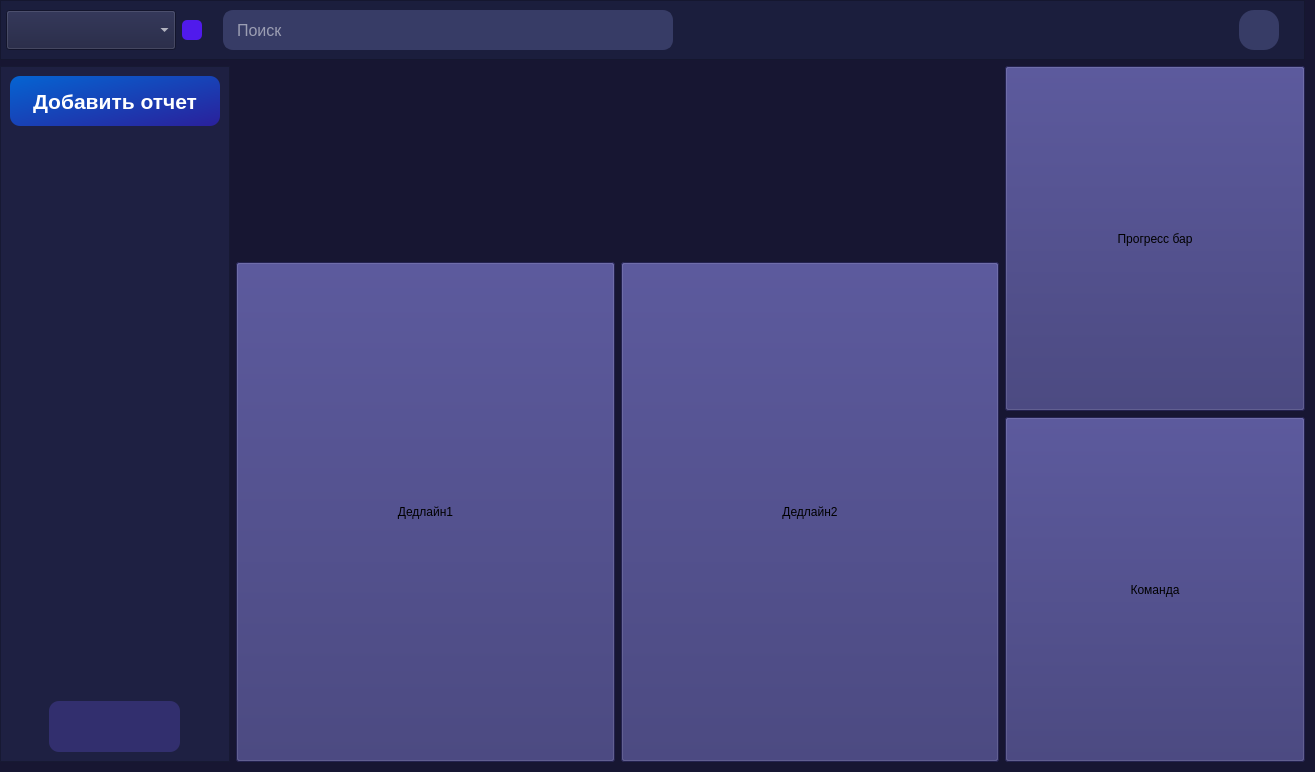
Before: the Qt Designer form interfaces/main_page.ui in ArtShibaev/Bugtracker, drawn with Qt 5.
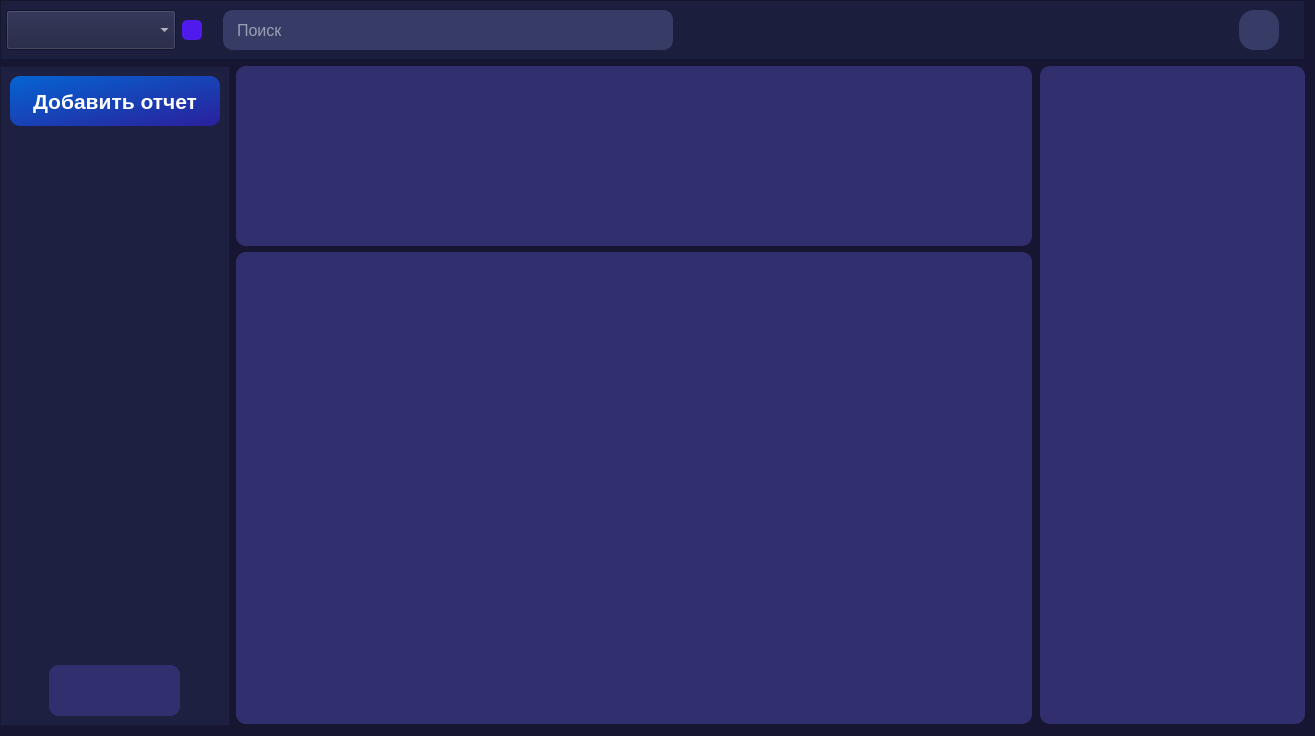
After: the same form once the commit is applied.

Commit message: Улучшена главная страница

The edit to the form file:
```diff
--- a/interfaces/main_page.ui
+++ b/interfaces/main_page.ui
@@ -7,9 +7,21 @@
     <x>0</x>
     <y>0</y>
     <width>1315</width>
-    <height>772</height>
+    <height>736</height>
    </rect>
   </property>
+  <property name="minimumSize">
+   <size>
+    <width>1315</width>
+    <height>736</height>
+   </size>
+  </property>
+  <property name="maximumSize">
+   <size>
+    <width>1315</width>
+    <height>736</height>
+   </size>
+  </property>
   <property name="windowTitle">
    <string>Багтрекер - главная старница</string>
   </property>
@@ -31,113 +43,6 @@
     <property name="bottomMargin">
      <number>10</number>
     </property>
-    <item row="1" column="1">
-     <layout class="QGridLayout" name="gridLayout">
-      <item row="0" column="0">
-       <layout class="QHBoxLayout" name="bug_cards">
-        <property name="spacing">
-         <number>-1</number>
-        </property>
-        <property name="leftMargin">
-         <number>0</number>
-        </property>
-        <property name="topMargin">
-         <number>0</number>
-        </property>
-        <property name="rightMargin">
-         <number>0</number>
-        </property>
-        <property name="bottomMargin">
-         <number>0</number>
-        </property>
-       </layout>
-      </item>
-      <item row="0" column="1" rowspan="2">
-       <layout class="QVBoxLayout" name="verticalLayout">
-        <item>
-         <widget class="QPushButton" name="pushButton_4">
-          <property name="minimumSize">
-           <size>
-            <width>300</width>
-            <height>333</height>
-           </size>
-          </property>
-          <property name="maximumSize">
-           <size>
-            <width>300</width>
-            <height>999999</height>
-           </size>
-          </property>
-          <property name="styleSheet">
-           <string notr="true">background: #322F6E;</string>
-          </property>
-          <property name="text">
-           <string>Прогресс бар</string>
-          </property>
-         </widget>
-        </item>
-        <item>
-         <widget class="QPushButton" name="pushButton_5">
-          <property name="minimumSize">
-           <size>
-            <width>300</width>
-            <height>333</height>
-           </size>
-          </property>
-          <property name="maximumSize">
-           <size>
-            <width>300</width>
-            <height>99999</height>
-           </size>
-          </property>
-          <property name="styleSheet">
-           <string notr="true">background: #322F6E;</string>
-          </property>
-          <property name="text">
-           <string>Команда</string>
-          </property>
-         </widget>
-        </item>
-       </layout>
-      </item>
-      <item row="1" column="0">
-       <layout class="QHBoxLayout" name="horizontalLayout_2">
-        <item>
-         <widget class="QPushButton" name="pushButton_6">
-          <property name="minimumSize">
-           <size>
-            <width>0</width>
-            <height>500</height>
-           </size>
-          </property>
-          <property name="styleSheet">
-           <string notr="true">background: #322F6E;</string>
-          </property>
-          <property name="text">
-           <string>Дедлайн1</string>
-          </property>
-         </widget>
-        </item>
-        <item>
-         <widget class="QPushButton" name="pushButton_7">
-          <property name="minimumSize">
-           <size>
-            <width>0</width>
-            <height>500</height>
-           </size>
-          </property>
-          <property name="styleSheet">
-           <string notr="true">background: #322F6E;</string>
-          </property>
-          <property name="text">
-           <string>Дедлайн2</string>
-          </property>
-         </widget>
-        </item>
-       </layout>
-      </item>
-     </layout>
-    </item>
     <item row="1" column="0">
      <widget class="QFrame" name="frame_2">
       <property name="minimumSize">
@@ -624,6 +529,106 @@
       </layout>
      </widget>
     </item>
+    <item row="1" column="1">
+     <layout class="QGridLayout" name="gridLayout">
+      <item row="0" column="1" colspan="3">
+       <widget class="QFrame" name="frame_5">
+        <property name="minimumSize">
+         <size>
+          <width>796</width>
+          <height>180</height>
+         </size>
+        </property>
+        <property name="maximumSize">
+         <size>
+          <width>796</width>
+          <height>180</height>
+         </size>
+        </property>
+        <property name="styleSheet">
+         <string notr="true">background: #322F6E;
+border-radius: 10px;</string>
+        </property>
+        <property name="frameShape">
+         <enum>QFrame::StyledPanel</enum>
+        </property>
+        <property name="frameShadow">
+         <enum>QFrame::Raised</enum>
+        </property>
+        <layout class="QGridLayout" name="gridLayout_8">
+         <item row="0" column="0">
+          <layout class="QHBoxLayout" name="horizontalLayout"/>
+         </item>
+        </layout>
+       </widget>
+      </item>
+      <item row="1" column="1" colspan="3">
+       <widget class="QFrame" name="frame_4">
+        <property name="minimumSize">
+         <size>
+          <width>796</width>
+          <height>472</height>
+         </size>
+        </property>
+        <property name="maximumSize">
+         <size>
+          <width>796</width>
+          <height>472</height>
+         </size>
+        </property>
+        <property name="styleSheet">
+         <string notr="true">background: #322F6E;
+border-radius: 10px;</string>
+        </property>
+        <property name="frameShape">
+         <enum>QFrame::StyledPanel</enum>
+        </property>
+        <property name="frameShadow">
+         <enum>QFrame::Raised</enum>
+        </property>
+        <layout class="QGridLayout" name="gridLayout_7">
+         <item row="0" column="0">
+          <layout class="QHBoxLayout" name="horizontalLayout_3"/>
+         </item>
+        </layout>
+       </widget>
+      </item>
+      <item row="0" column="4" rowspan="2">
+       <widget class="QFrame" name="frame_6">
+        <property name="minimumSize">
+         <size>
+          <width>265</width>
+          <height>658</height>
+         </size>
+        </property>
+        <property name="maximumSize">
+         <size>
+          <width>265</width>
+          <height>658</height>
+         </size>
+        </property>
+        <property name="layoutDirection">
+         <enum>Qt::LeftToRight</enum>
+        </property>
+        <property name="styleSheet">
+         <string notr="true">background: #322F6E;
+border-radius: 10px;</string>
+        </property>
+        <property name="frameShape">
+         <enum>QFrame::StyledPanel</enum>
+        </property>
+        <property name="frameShadow">
+         <enum>QFrame::Raised</enum>
+        </property>
+        <layout class="QGridLayout" name="gridLayout_9">
+         <item row="0" column="0">
+          <layout class="QVBoxLayout" name="verticalLayout_5"/>
+         </item>
+        </layout>
+       </widget>
+      </item>
+     </layout>
+    </item>
    </layout>
   </widget>
  </widget>
```
